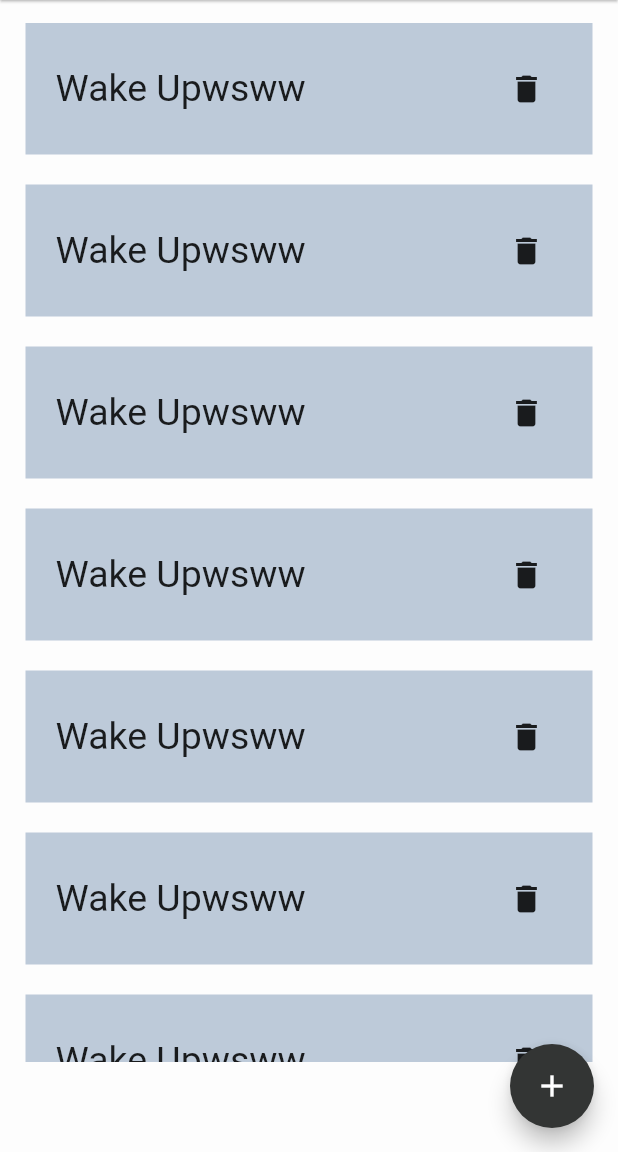
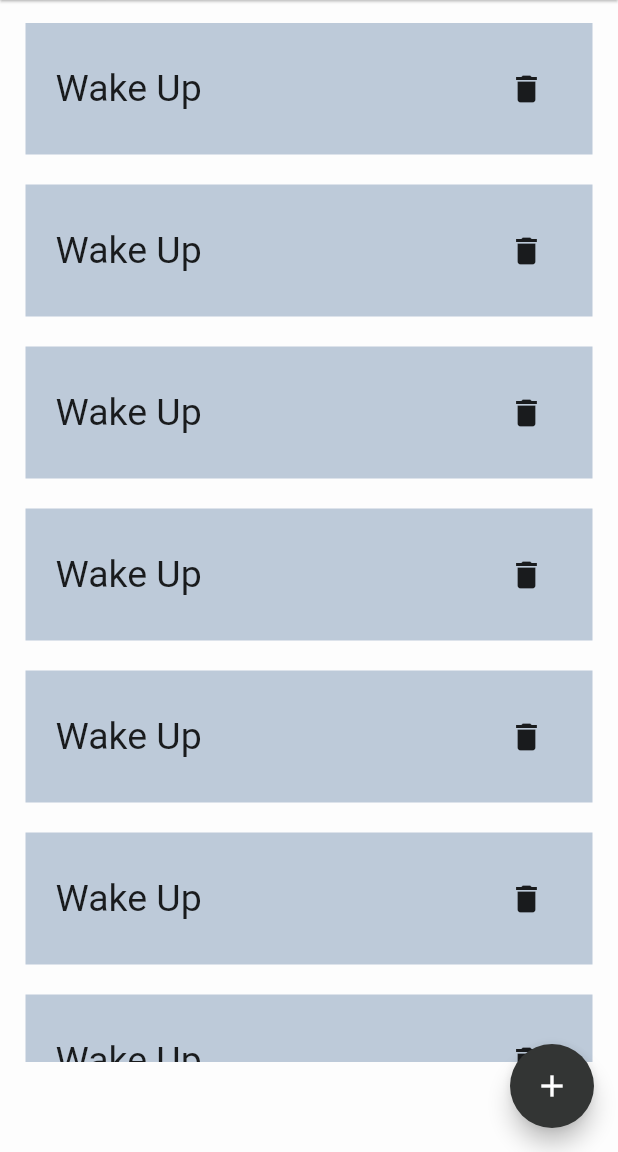
Before and after one commit to msamichael/Daily-Routine-App, a Flutter app: the screen it shows after launch, on a phone screen of 412 x 824 dp, the part 84-1236 px from its top. Run offline on Flutter 3.47's test engine with Material 2 defaults, Android fonts, the phone set to English and light mode, and no system bars.

Commit message:
text changes

```diff
--- a/lib/routine_card.dart
+++ b/lib/routine_card.dart
@@ -20,7 +20,7 @@ class RoutineCard extends StatelessWidget {
           mainAxisAlignment: MainAxisAlignment.spaceBetween,
           children: [
             const Text(
-              'Wake Upwsww',
+              'Wake Up',
               style: TextStyle(fontSize: 25 ),
               ),
               IconButton(onPressed: (){}, icon: const Icon(Icons.delete))
```
